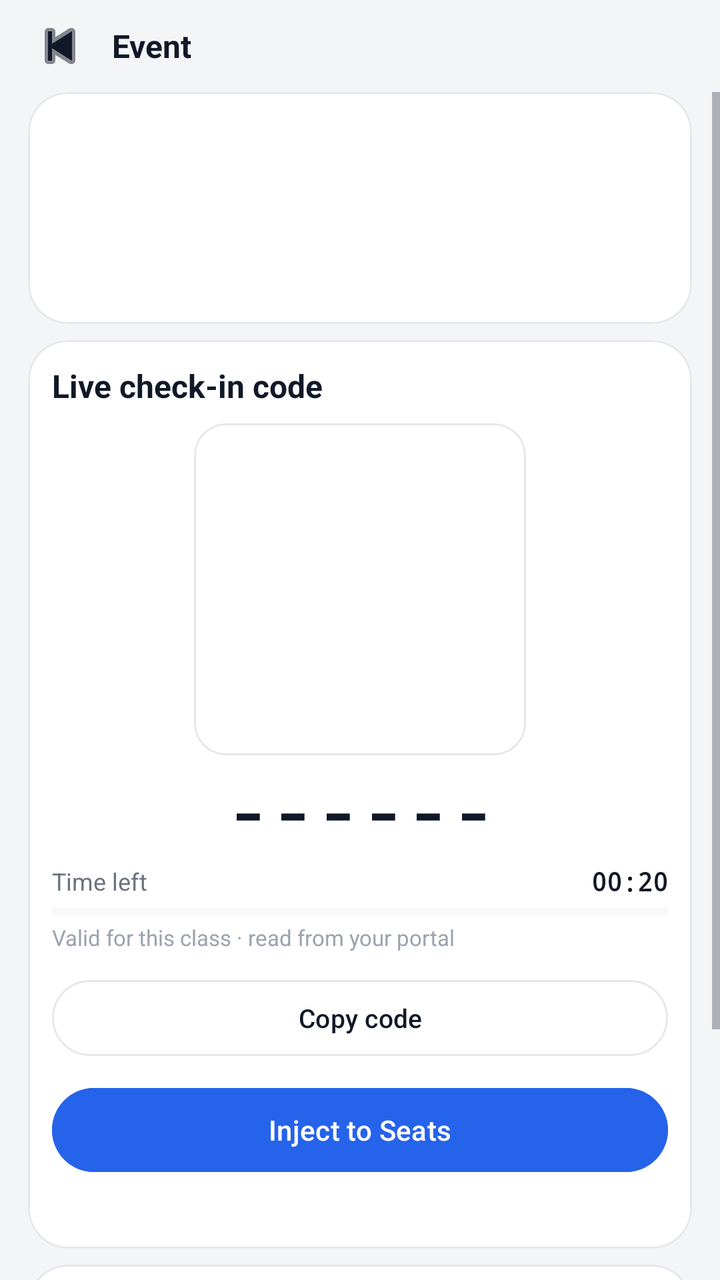
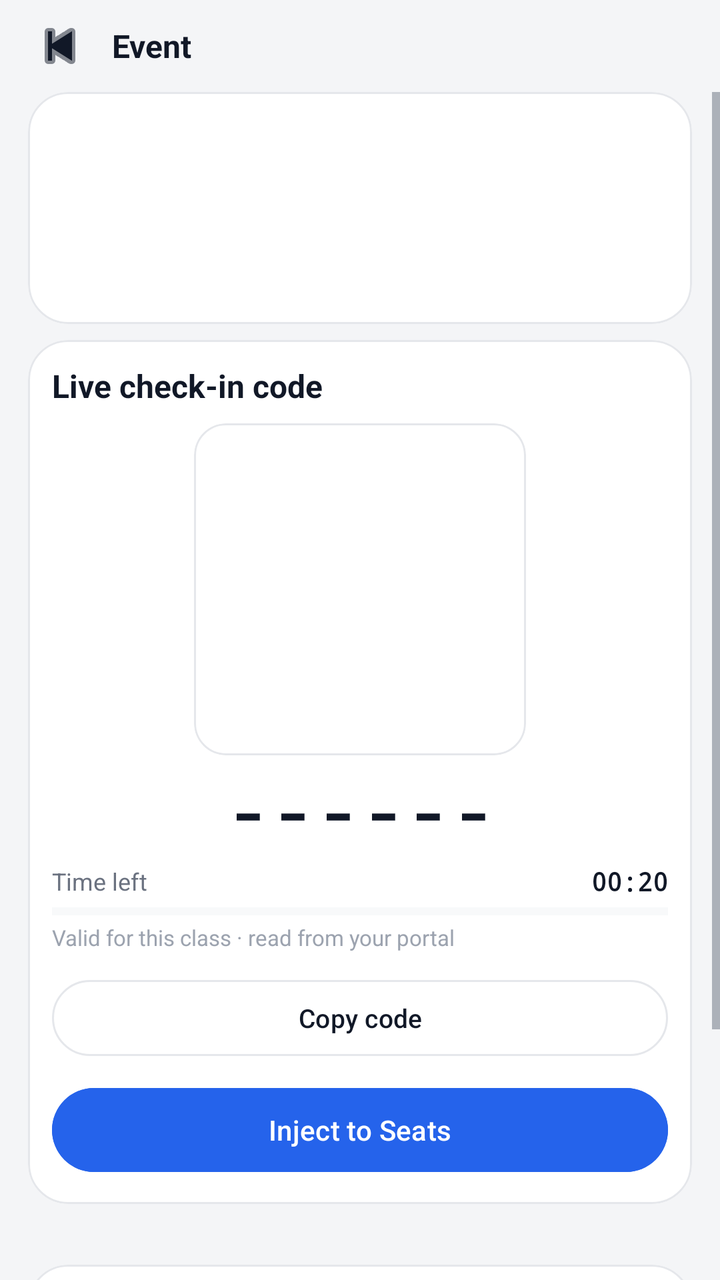

The first picture is an Android layout as it rendered before a commit; the second is the same layout after the commit. The layout source and the unified diff follow.
<!-- AndroidManifest.xml: application theme Theme.SeatsCompanion -->
<!-- res/layout/activity_event.xml -->
<?xml version="1.0" encoding="utf-8"?>
<LinearLayout xmlns:android="http://schemas.android.com/apk/res/android"
	xmlns:app="http://schemas.android.com/apk/res-auto"
	android:layout_width="match_parent"
	android:layout_height="match_parent"
	android:background="@color/bg"
	android:fitsSystemWindows="true"
	android:orientation="vertical">

	<LinearLayout
		android:layout_width="match_parent"
		android:layout_height="46dp"
		android:gravity="center_vertical"
		android:orientation="horizontal"
		android:paddingHorizontal="10dp">

		<ImageButton
			android:id="@+id/toolbar_back"
			android:layout_width="40dp"
			android:layout_height="40dp"
			android:background="?attr/selectableItemBackgroundBorderless"
			android:contentDescription="Back"
			android:padding="9dp"
			android:src="@android:drawable/ic_media_previous"
			android:tint="@color/text_primary" />

		<TextView
			android:layout_width="0dp"
			android:layout_height="wrap_content"
			android:layout_marginStart="6dp"
			android:layout_weight="1"
			android:text="Event"
			android:textColor="@color/text_primary"
			android:textSize="16sp"
			android:textStyle="bold" />
	</LinearLayout>

	<ScrollView
		android:layout_width="match_parent"
		android:layout_height="0dp"
		android:layout_weight="1"
		android:fillViewport="true">

		<LinearLayout
			android:layout_width="match_parent"
			android:layout_height="wrap_content"
			android:orientation="vertical"
			android:paddingHorizontal="14dp"
			android:paddingBottom="14dp">

			<com.google.android.material.card.MaterialCardView
				android:layout_width="match_parent"
				android:layout_height="wrap_content"
				app:cardBackgroundColor="@color/surface"
				app:cardCornerRadius="20dp"
				app:cardElevation="0dp"
				app:strokeColor="@color/divider"
				app:strokeWidth="1dp">

				<LinearLayout
					android:layout_width="match_parent"
					android:layout_height="wrap_content"
					android:orientation="vertical"
					android:padding="12dp">

					<TextView
						android:id="@+id/event_title"
						android:layout_width="match_parent"
						android:layout_height="wrap_content"
						android:maxLines="2"
						android:textColor="@color/text_primary"
						android:textSize="19sp"
						android:textStyle="bold" />

					<TextView
						android:id="@+id/event_subtitle"
						android:layout_width="match_parent"
						android:layout_height="wrap_content"
						android:layout_marginTop="3dp"
						android:maxLines="2"
						android:textColor="@color/text_secondary"
						android:textSize="12sp" />

					<TextView
						android:id="@+id/event_time"
						android:layout_width="match_parent"
						android:layout_height="wrap_content"
						android:layout_marginTop="2dp"
						android:textColor="@color/text_primary"
						android:textSize="12sp" />

					<TextView
						android:id="@+id/event_status"
						android:layout_width="wrap_content"
						android:layout_height="wrap_content"
						android:layout_marginTop="7dp"
						android:paddingHorizontal="10dp"
						android:paddingVertical="4dp"
						android:textSize="10sp"
						android:textStyle="bold" />
				</LinearLayout>
			</com.google.android.material.card.MaterialCardView>

			<LinearLayout
				android:id="@+id/code_section"
				android:layout_width="match_parent"
				android:layout_height="wrap_content"
				android:layout_marginTop="8dp"
				android:orientation="vertical">

				<com.google.android.material.card.MaterialCardView
					android:layout_width="match_parent"
					android:layout_height="wrap_content"
					app:cardBackgroundColor="@color/surface"
					app:cardCornerRadius="20dp"
					app:cardElevation="0dp"
					app:strokeColor="@color/divider"
					app:strokeWidth="1dp">

					<LinearLayout
						android:layout_width="match_parent"
						android:layout_height="wrap_content"
						android:gravity="center_horizontal"
						android:orientation="vertical"
						android:padding="12dp">

						<TextView
							android:id="@+id/code_title"
							android:layout_width="match_parent"
							android:layout_height="wrap_content"
							android:text="Live check-in code"
							android:textColor="@color/text_primary"
							android:textSize="16sp"
							android:textStyle="bold" />

						<com.google.android.material.card.MaterialCardView
							android:layout_width="wrap_content"
							android:layout_height="wrap_content"
							android:layout_marginTop="8dp"
							app:cardBackgroundColor="#FFFFFF"
							app:cardCornerRadius="16dp"
							app:cardElevation="0dp"
							app:strokeColor="#E5E7EB"
							app:strokeWidth="1dp">

							<ImageView
								android:id="@+id/qr"
								android:layout_width="150dp"
								android:layout_height="150dp"
								android:layout_margin="8dp"
								android:contentDescription="Check-in QR code"
								android:scaleType="fitCenter" />
						</com.google.android.material.card.MaterialCardView>

						<TextView
							android:id="@+id/code"
							android:layout_width="wrap_content"
							android:layout_height="wrap_content"
							android:layout_marginTop="6dp"
							android:fontFamily="monospace"
							android:letterSpacing="0.1"
							android:text="------"
							android:textColor="@color/text_primary"
							android:textSize="32sp"
							android:textStyle="bold" />

						<LinearLayout
							android:id="@+id/countdown_row"
							android:layout_width="match_parent"
							android:layout_height="wrap_content"
							android:layout_marginTop="5dp"
							android:gravity="center_vertical"
							android:orientation="horizontal">

							<TextView
								android:layout_width="0dp"
								android:layout_height="wrap_content"
								android:layout_weight="1"
								android:text="Time left"
								android:textColor="@color/text_secondary"
								android:textSize="12sp" />

							<TextView
								android:id="@+id/countdown"
								android:layout_width="wrap_content"
								android:layout_height="wrap_content"
								android:fontFamily="monospace"
								android:text="00:20"
								android:textColor="@color/text_primary"
								android:textSize="13sp"
								android:textStyle="bold" />
						</LinearLayout>

						<ProgressBar
							android:id="@+id/countdown_progress"
							style="?android:attr/progressBarStyleHorizontal"
							android:layout_width="match_parent"
							android:layout_height="5dp"
							android:layout_marginTop="4dp"
							android:max="1000"
							android:progressBackgroundTint="@color/divider"
							android:progressTint="@color/accent" />

						<TextView
							android:id="@+id/auto_refresh_label"
							android:layout_width="match_parent"
							android:layout_height="wrap_content"
							android:layout_marginTop="3dp"
							android:text="Valid for this class · read from your portal"
							android:textColor="@color/text_tertiary"
							android:textSize="11sp" />

						<com.google.android.material.button.MaterialButton
							android:id="@+id/copy_button"
							style="?attr/materialButtonOutlinedStyle"
							android:layout_width="match_parent"
							android:layout_height="46dp"
							android:layout_marginTop="10dp"
							android:backgroundTint="@color/surface"
							android:text="Copy code"
							android:textAllCaps="false"
							android:textColor="@color/text_primary"
							android:textSize="13sp"
							app:cornerRadius="23dp"
							app:strokeColor="@color/divider" />

						<com.google.android.material.button.MaterialButton
							android:id="@+id/inject_button"
							android:layout_width="match_parent"
							android:layout_height="50dp"
							android:layout_marginTop="8dp"
							android:backgroundTint="@color/button_blue"
							android:text="Inject to Seats"
							android:textAllCaps="false"
							android:textColor="#FFFFFF"
							android:textSize="14sp"
							app:cornerRadius="25dp" />

						<TextView
							android:id="@+id/result_message"
							android:layout_width="match_parent"
							android:layout_height="wrap_content"
							android:layout_marginTop="6dp"
							android:gravity="center"
							android:lineSpacingExtra="1dp"
							android:textColor="@color/text_secondary"
							android:textSize="12sp" />
					</LinearLayout>
				</com.google.android.material.card.MaterialCardView>
			</LinearLayout>

			<com.google.android.material.card.MaterialCardView
				android:id="@+id/no_code_card"
				android:layout_width="match_parent"
				android:layout_height="wrap_content"
				android:layout_marginTop="8dp"
				app:cardBackgroundColor="@color/surface"
				app:cardCornerRadius="20dp"
				app:cardElevation="0dp"
				app:strokeColor="@color/divider"
				app:strokeWidth="1dp">

				<LinearLayout
					android:layout_width="match_parent"
					android:layout_height="wrap_content"
					android:orientation="vertical"
					android:padding="16dp">

					<TextView
						android:id="@+id/no_code_title"
						android:layout_width="match_parent"
						android:layout_height="wrap_content"
						android:text="No live code yet"
						android:textColor="@color/text_primary"
						android:textSize="16sp"
						android:textStyle="bold" />

					<TextView
						android:id="@+id/no_code"
						android:layout_width="match_parent"
						android:layout_height="wrap_content"
						android:layout_marginTop="4dp"
						android:lineSpacingExtra="2dp"
						android:text="The app can read the class code from your own portal session."
						android:textColor="@color/text_secondary"
						android:textSize="13sp" />

					<com.google.android.material.button.MaterialButton
						android:id="@+id/portal_button"
						android:layout_width="match_parent"
						android:layout_height="48dp"
						android:layout_marginTop="12dp"
						android:backgroundTint="@color/button_blue"
						android:text="Get code from portal"
						android:textAllCaps="false"
						android:textColor="#FFFFFF"
						android:textSize="14sp"
						app:cornerRadius="24dp" />
				</LinearLayout>
			</com.google.android.material.card.MaterialCardView>
		</LinearLayout>
	</ScrollView>
</LinearLayout>
<!-- resources referenced by this layout -->
<resources>
  <color name="accent">#1F2937</color>
  <color name="bg">#F4F5F7</color>
  <color name="button_blue">#2563EB</color>
  <color name="divider">#E5E7EB</color>
  <color name="surface">#FFFFFF</color>
  <color name="text_primary">#111827</color>
  <color name="text_secondary">#6B7280</color>
  <color name="text_tertiary">#9CA3AF</color>
  <style name="Theme.SeatsCompanion" parent="Theme.Material3.DayNight.NoActionBar">
  		<item name="android:statusBarColor">@color/bg</item>
  		<item name="android:navigationBarColor">@color/surface</item>
  		<item name="android:windowLightStatusBar">true</item>
  		<item name="android:windowLightNavigationBar">true</item>
  		<item name="android:windowBackground">@color/bg</item>
  		<item name="android:windowDisablePreview">true</item>
  		<item name="android:colorBackground">@color/bg</item>
  		<item name="colorPrimary">@color/accent</item>
  		<item name="colorOnPrimary">@color/surface</item>
  		<item name="colorSecondary">@color/accent_blue</item>
  		<item name="android:textColorPrimary">@color/text_primary</item>
  		<item name="android:textColorSecondary">@color/text_secondary</item>
  	</style>
  <color name="accent_blue">#2563EB</color>
</resources>

<!-- the commit's change to res/layout/activity_event.xml (unified diff, before → after) -->
@@ -236,18 +236,19 @@
 							android:textSize="14sp"
 							app:cornerRadius="25dp" />
 
-						<TextView
-							android:id="@+id/result_message"
-							android:layout_width="match_parent"
-							android:layout_height="wrap_content"
-							android:layout_marginTop="6dp"
-							android:gravity="center"
-							android:lineSpacingExtra="1dp"
-							android:textColor="@color/text_secondary"
-							android:textSize="12sp" />
 					</LinearLayout>
 				</com.google.android.material.card.MaterialCardView>
 			</LinearLayout>
+
+			<TextView
+				android:id="@+id/result_message"
+				android:layout_width="match_parent"
+				android:layout_height="wrap_content"
+				android:layout_marginTop="6dp"
+				android:gravity="center"
+				android:lineSpacingExtra="1dp"
+				android:textColor="@color/text_secondary"
+				android:textSize="12sp" />
 
 			<com.google.android.material.card.MaterialCardView
 				android:id="@+id/no_code_card"
